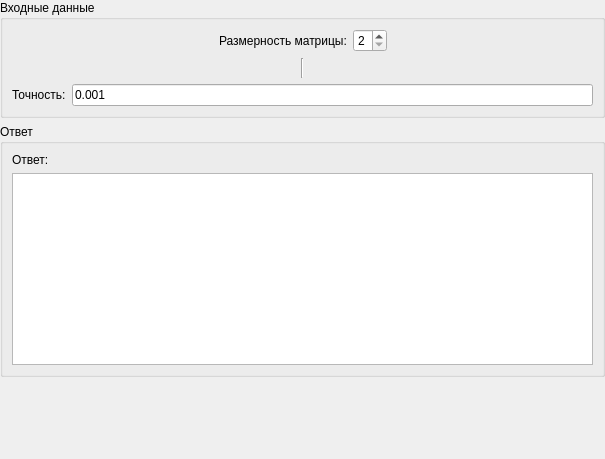
EgorAlmikeev/ProjectX, file Frames/equationsSystemsFrame.ui: the form before one commit.
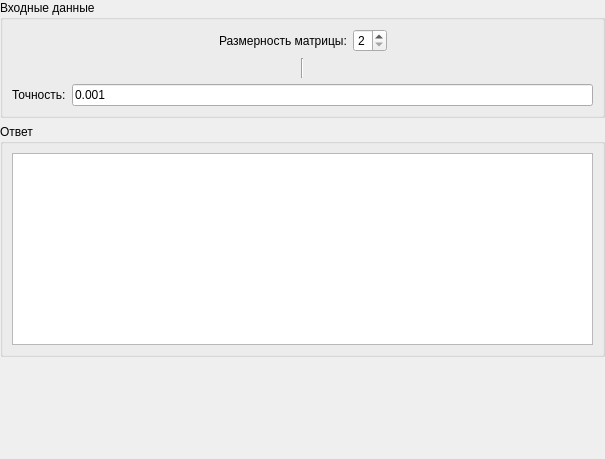
The form after the commit.

Commit message: пиздатый вывод

```diff
--- a/Frames/equationsSystemsFrame.ui
+++ b/Frames/equationsSystemsFrame.ui
@@ -203,17 +203,12 @@
        <number>9</number>
       </property>
       <item row="0" column="0">
-       <widget class="QLabel" name="label">
-        <property name="autoFillBackground">
-         <bool>false</bool>
-        </property>
-        <property name="text">
-         <string>Ответ:</string>
-        </property>
-       </widget>
-      </item>
-      <item row="1" column="0">
        <widget class="QPlainTextEdit" name="answerEdit">
+        <property name="font">
+         <font>
+          <family>Courier New</family>
+         </font>
+        </property>
         <property name="readOnly">
          <bool>true</bool>
         </property>
```
The commit also changes 1 other file.
